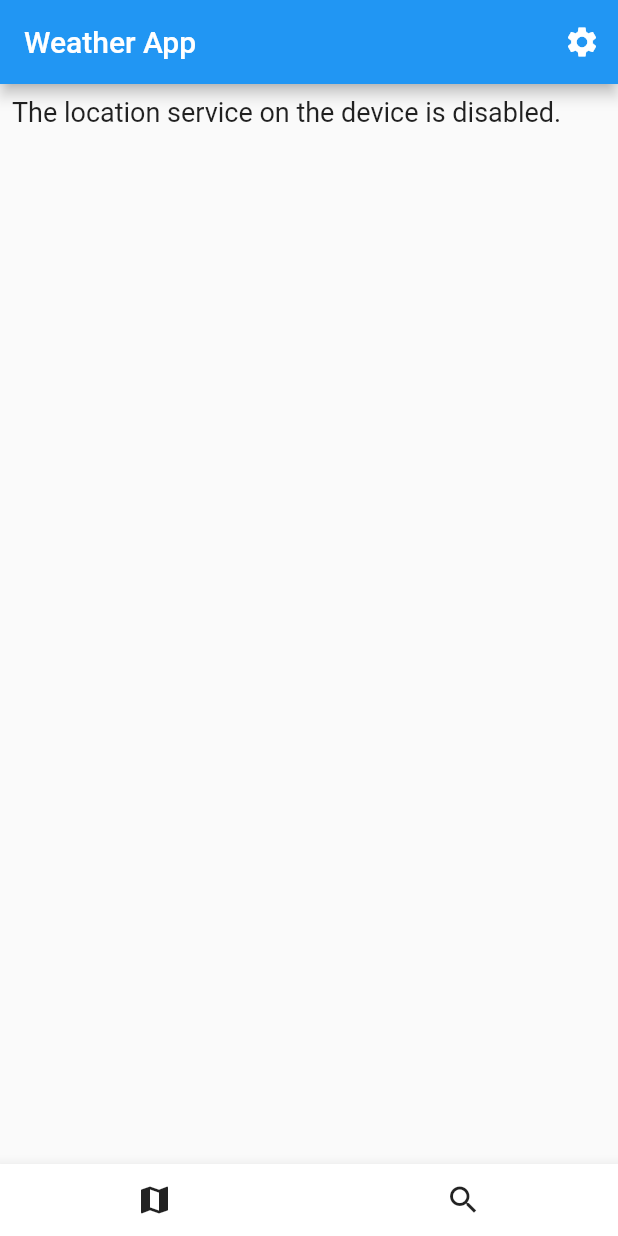
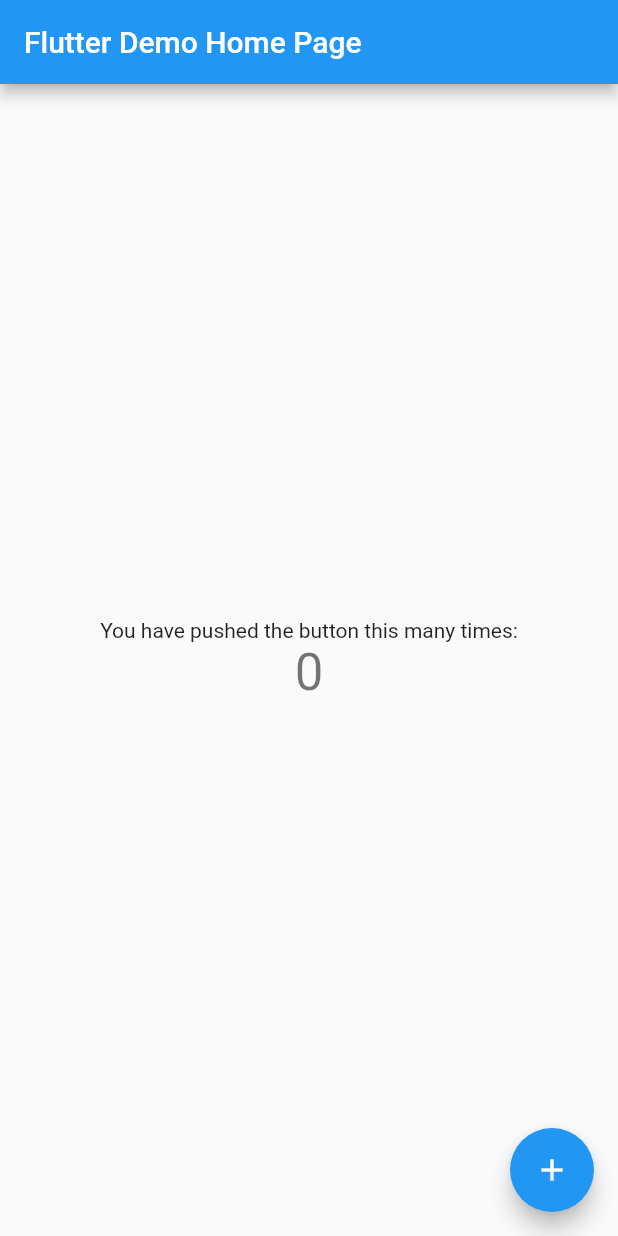
Before and after one commit to kausicmn/Mausam, a Flutter app: the screen it shows after launch, on a phone screen of 412 x 824 dp. Run offline on Flutter 3.47's test engine with Material 2 defaults, Android fonts, the phone set to English and light mode, and no system bars.

Commit message:
add directory back

```diff
--- a/my_app/lib/home_page.dart
+++ /dev/null
@@ -1,151 +0,0 @@
-import 'dart:convert';
-import 'package:flutter/material.dart';
-import 'package:geolocator/geolocator.dart';
-import 'package:http/http.dart' as http;
-import 'package:permission_handler/permission_handler.dart';
-import 'package:my_app/weather.dart';
-import 'package:my_app/widgets/daily_forecast.dart';
-import 'package:my_app/widgets/current_weather.dart';
-import 'package:my_app/screens/empty_search_page.dart';
-import 'package:my_app/screens/empty_map_page.dart';
-import 'package:my_app/screens/settings_page.dart';
-import 'package:my_app/weather_service.dart';
-import 'package:shared_preferences/shared_preferences.dart';
-
-void main() {
-  runApp(const MyApp());
-}
-
-class MyApp extends StatelessWidget {
-  const MyApp({Key? key}) : super(key: key);
-
-  @override
-  Widget build(BuildContext context) {
-    return MaterialApp(
-      title: 'Weather App',
-      theme: ThemeData(
-        primarySwatch: Colors.blue,
-      ),
-      home: const MyHomePage(title: 'Weather App'),
-    );
-  }
-}
-
-class MyHomePage extends StatefulWidget {
-  const MyHomePage({Key? key, required this.title}) : super(key: key);
-
-  final String title;
-
-  @override
-  State<MyHomePage> createState() => _MyHomePageState();
-}
-
-class _MyHomePageState extends State<MyHomePage> {
-  final WeatherService _weatherService =
-      WeatherService("db03fae9679641cde35e0f9ba462dce9");
-  bool _isLoading = false;
-  bool _isFahrenheit = false;
-
-  @override
-  void initState() {
-    super.initState();
-    _loadCurrentWeatherData();
-    _loadTemperatureUnit();
-  }
-
-  Future<void> _loadCurrentWeatherData() async {
-    setState(() {
-      _isLoading = true;
-    });
-
-    await _weatherService
-        .getCurrentWeather(); // Call the getCurrentWeather() method
-
-    setState(() {
-      _isLoading = false;
-    });
-  }
-
-  Future<void> _loadTemperatureUnit() async {
-    SharedPreferences prefs = await SharedPreferences.getInstance();
-    setState(() {
-      _isFahrenheit = prefs.getBool('isFahrenheit') ?? false;
-    });
-  }
-
-  void _updateTemperatureUnit(bool isFahrenheit) async {
-    SharedPreferences prefs = await SharedPreferences.getInstance();
-    await prefs.setBool('isFahrenheit', isFahrenheit);
-    setState(() {
-      _isFahrenheit = isFahrenheit;
-    });
-  }
-
-  @override
-  Widget build(BuildContext context) {
-    var temperature = _weatherService.currentWeather?.temperature ?? 0;
-    if (_isFahrenheit) {
-      temperature = (temperature * 9 / 5) + 32;
-    }
-
-    return Scaffold(
-      appBar: AppBar(
-        title: Text(widget.title),
-        actions: [
-          IconButton(
-            icon: const Icon(Icons.settings),
-            onPressed: () {
-              Navigator.push(
-                context,
-                MaterialPageRoute(
-                  builder: (context) => SettingsPage(
-                    isFahrenheit: _isFahrenheit,
-                    onTemperatureUnitChanged: _updateTemperatureUnit,
-                  ),
-                ),
-              );
-            },
-          ),
-        ],
-      ),
-      body: Padding(
-        padding: const EdgeInsets.all(8.0),
-        child: Column(
-          children: [
-            CurrentWeather(
-              weatherService: _weatherService,
-              useFahrenheit: _isFahrenheit,
-            ),
-            DailyForecast(weatherService: _weatherService),
-          ],
-        ),
-      ),
-      bottomNavigationBar: BottomAppBar(
-        child: Row(
-          mainAxisAlignment: MainAxisAlignment.spaceAround,
-          children: [
-            IconButton(
-              icon: const Icon(Icons.map),
-              onPressed: () {
-                Navigator.push(
-                  context,
-                  MaterialPageRoute(builder: (context) => const EmptyMapPage()),
-                );
-              },
-            ),
-            IconButton(
-              icon: const Icon(Icons.search),
-              onPressed: () {
-                Navigator.push(
-                  context,
-                  MaterialPageRoute(
-                      builder: (context) => const EmptySearchPage()),
-                );
-              },
-            ),
-          ],
-        ),
-      ),
-    );
-  }
-}
--- a/my_app/lib/main.dart
+++ b/my_app/lib/main.dart
@@ -1,20 +1,115 @@
 import 'package:flutter/material.dart';
-import 'package:my_app/home_page.dart';
 
 void main() {
-  runApp(MyApp());
+  runApp(const MyApp());
 }
 
 class MyApp extends StatelessWidget {
+  const MyApp({super.key});
+
   // This widget is the root of your application.
   @override
   Widget build(BuildContext context) {
     return MaterialApp(
-      title: 'Weather App',
+      title: 'Flutter Demo',
       theme: ThemeData(
+        // This is the theme of your application.
+        //
+        // Try running your application with "flutter run". You'll see the
+        // application has a blue toolbar. Then, without quitting the app, try
+        // changing the primarySwatch below to Colors.green and then invoke
+        // "hot reload" (press "r" in the console where you ran "flutter run",
+        // or simply save your changes to "hot reload" in a Flutter IDE).
+        // Notice that the counter didn't reset back to zero; the application
+        // is not restarted.
         primarySwatch: Colors.blue,
       ),
-      home: MyHomePage(title: 'Weather App'),
+      home: const MyHomePage(title: 'Flutter Demo Home Page'),
     );
   }
 }
+
+class MyHomePage extends StatefulWidget {
+  const MyHomePage({super.key, required this.title});
+
+  // This widget is the home page of your application. It is stateful, meaning
+  // that it has a State object (defined below) that contains fields that affect
+  // how it looks.
+
+  // This class is the configuration for the state. It holds the values (in this
+  // case the title) provided by the parent (in this case the App widget) and
+  // used by the build method of the State. Fields in a Widget subclass are
+  // always marked "final".
+
+  final String title;
+
+  @override
+  State<MyHomePage> createState() => _MyHomePageState();
+}
+
+class _MyHomePageState extends State<MyHomePage> {
+  int _counter = 0;
+
+  void _incrementCounter() {
+    setState(() {
+      // This call to setState tells the Flutter framework that something has
+      // changed in this State, which causes it to rerun the build method below
+      // so that the display can reflect the updated values. If we changed
+      // _counter without calling setState(), then the build method would not be
+      // called again, and so nothing would appear to happen.
+      _counter++;
+    });
+  }
+
+  @override
+  Widget build(BuildContext context) {
+    // This method is rerun every time setState is called, for instance as done
+    // by the _incrementCounter method above.
+    //
+    // The Flutter framework has been optimized to make rerunning build methods
+    // fast, so that you can just rebuild anything that needs updating rather
+    // than having to individually change instances of widgets.
+    return Scaffold(
+      appBar: AppBar(
+        // Here we take the value from the MyHomePage object that was created by
+        // the App.build method, and use it to set our appbar title.
+        title: Text(widget.title),
+      ),
+      body: Center(
+        // Center is a layout widget. It takes a single child and positions it
+        // in the middle of the parent.
+        child: Column(
+          // Column is also a layout widget. It takes a list of children and
+          // arranges them vertically. By default, it sizes itself to fit its
+          // children horizontally, and tries to be as tall as its parent.
+          //
+          // Invoke "debug painting" (press "p" in the console, choose the
+          // "Toggle Debug Paint" action from the Flutter Inspector in Android
+          // Studio, or the "Toggle Debug Paint" command in Visual Studio Code)
+          // to see the wireframe for each widget.
+          //
+          // Column has various properties to control how it sizes itself and
+          // how it positions its children. Here we use mainAxisAlignment to
+          // center the children vertically; the main axis here is the vertical
+          // axis because Columns are vertical (the cross axis would be
+          // horizontal).
+          mainAxisAlignment: MainAxisAlignment.center,
+          children: <Widget>[
+            const Text(
+              'You have pushed the button this many times:',
+            ),
+            Text(
+              '$_counter',
+              style: Theme.of(context).textTheme.headlineMedium,
+            ),
+          ],
+        ),
+      ),
+      floatingActionButton: FloatingActionButton(
+        onPressed: _incrementCounter,
+        tooltip: 'Increment',
+        child: const Icon(Icons.add),
+      ), // This trailing comma makes auto-formatting nicer for build methods.
+    );
+  }
+}
--- a/my_app/lib/weather.dart
+++ /dev/null
@@ -1,29 +0,0 @@
-class Weather {
-  final DateTime? date;
-  final String? weatherDescription;
-  final double? temperature;
-  final double? minTemperature;
-  final double? maxTemperature;
-
-  Weather({
-    this.date,
-    this.weatherDescription,
-    this.temperature,
-    this.minTemperature,
-    this.maxTemperature,
-  });
-
-  double? get celsius => temperature;
-
-  factory Weather.fromJson(Map<String, dynamic> json) {
-    return Weather(
-      date: json['dt'] != null ? DateTime.fromMillisecondsSinceEpoch(json['dt'] * 1000) : null,
-      weatherDescription: json['weather'] != null && json['weather'].isNotEmpty
-          ? json['weather'][0]['description']
-          : null,
-      temperature: json['main'] != null ? json['main']['temp']?.toDouble() : null,
-      minTemperature: json['main'] != null ? json['main']['temp_min']?.toDouble() : null,
-      maxTemperature: json['main'] != null ? json['main']['temp_max']?.toDouble() : null,
-    );
-  }
-}
--- a/my_app/lib/weather_service.dart
+++ /dev/null
@@ -1,95 +0,0 @@
-import 'package:geocoding/geocoding.dart';
-import 'package:geolocator/geolocator.dart';
-import 'package:http/http.dart' as http;
-import 'dart:convert';
-
-import 'package:project/weather.dart';
-
-class WeatherService {
-  late String _apiKey;
-  Weather? _currentWeather;
-  List<Weather>? _dailyForecast;
-  String? _errorMessage;
-  bool _isLoading = true;
-  String? _cityName;
-
-  WeatherService(String apiKey) {
-    _apiKey = apiKey;
-  }
-
-  Weather? get currentWeather => _currentWeather;
-  List<Weather>? get dailyForecast => _dailyForecast;
-  String? get errorMessage => _errorMessage;
-  bool get isLoading => _isLoading;
-  String? get cityName => _cityName;
-
-  Future<void> getCurrentWeather() async {
-    try {
-      Position position = await Geolocator.getCurrentPosition(
-          desiredAccuracy: LocationAccuracy.high);
-      String apiUrl = "https://api.openweathermap.org/data/2.5/weather?lat=" +
-          position.latitude.toString() +
-          "&lon=" +
-          position.longitude.toString() +
-          "&appid=" +
-          _apiKey +
-          "&units=metric";
-
-      http.Response response = await http.get(Uri.parse(apiUrl));
-      var result = jsonDecode(response.body);
-
-      if (response.statusCode == 200) {
-        _currentWeather = Weather.fromJson(result);
-        _cityName = await _getCityNameFromLocation(position);
-        _errorMessage = null;
-      } else {
-        _errorMessage = "Unable to fetch weather data";
-      }
-    } catch (e) {
-      _errorMessage = e.toString();
-    }
-    _isLoading = false;
-  }
-
-  Future<String> _getCityNameFromLocation(Position position) async {
-    try {
-      List<Placemark> placemarks = await placemarkFromCoordinates(
-          position.latitude, position.longitude);
-      Placemark place = placemarks.first;
-      return "${place.locality}, ${place.administrativeArea}, ${place.country}";
-    } catch (e) {
-      return "Unknown";
-    }
-  }
-
-  Future<List<Weather>> getDailyForecast() async {
-    try {
-      Position position = await Geolocator.getCurrentPosition(
-          desiredAccuracy: LocationAccuracy.high);
-      String apiUrl = "https://api.openweathermap.org/data/2.5/onecall?lat=" +
-          position.latitude.toString() +
-          "&lon=" +
-          position.longitude.toString() +
-          "&exclude=current,minutely,hourly,alerts&appid=" +
-          _apiKey +
-          "&units=metric";
-
-      http.Response response = await http.get(Uri.parse(apiUrl));
-      var result = jsonDecode(response.body);
-
-      if (response.statusCode == 200) {
-        List<dynamic> list = result["daily"];
-        List<Weather> forecast = list.map((item) => Weather.fromJson(item)).toList();
-        _errorMessage = null;
-        return forecast;
-      } else {
-        _errorMessage = "Unable to fetch weather data";
-      }
-    } catch (e) {
-      _errorMessage = e.toString();
-    }
-    _isLoading = false;
-    return [];
-  }
-
-}
--- a/my_app/lib/widgets/current_weather.dart
+++ /dev/null
@@ -1,53 +0,0 @@
-import 'package:flutter/material.dart';
-import 'package:my_app/weather.dart';
-import 'package:my_app/weather_service.dart';
-
-class CurrentWeather extends StatelessWidget {
-  final WeatherService weatherService;
-  final bool useFahrenheit;
-
-  CurrentWeather({
-    Key? key,
-    required this.weatherService,
-    required this.useFahrenheit,
-  }) : super(key: key);
-
-  @override
-  Widget build(BuildContext context) {
-    var temperature = weatherService.currentWeather?.temperature ?? 0;
-    if (useFahrenheit) {
-      temperature = (temperature * 9 / 5) + 32;
-    }
-
-    return Column(
-      children: [
-        if (weatherService.isLoading)
-          const CircularProgressIndicator()
-        else if (weatherService.errorMessage != null)
-          Text(
-            weatherService.errorMessage!,
-            style: const TextStyle(fontSize: 18),
-          )
-        else
-          Column(
-            children: [
-              Text(
-                weatherService.cityName ?? '',
-                style: const TextStyle(fontSize: 24),
-              ),
-              const SizedBox(height: 16),
-              Text(
-                '${temperature.toStringAsFixed(1)}°',
-                style: const TextStyle(fontSize: 32),
-              ),
-              const SizedBox(height: 16),
-              Text(
-                weatherService.currentWeather?.weatherDescription ?? '',
-                style: const TextStyle(fontSize: 18),
-              ),
-            ],
-          ),
-      ],
-    );
-  }
-}
--- a/my_app/pubspec.yaml
+++ b/my_app/pubspec.yaml
@@ -53,7 +53,6 @@ dev_dependencies:
   # rules and activating additional ones.
   flutter_lints: ^2.0.0
 
-
 # For information on the generic Dart part of this file, see the
 # following page: https://dart.dev/tools/pub/pubspec
 
```
Also changed, not shown: my_app/lib/screens/empty_map_page.dart (deleted, +0 -20 lines), my_app/lib/screens/empty_search_page.dart (deleted, +0 -20 lines), my_app/lib/screens/settings_page.dart (deleted, +0 -80 lines), my_app/lib/widgets/daily_forecast.dart (deleted, +0 -101 lines), my_app/pubspec.lock, 1 other file.
